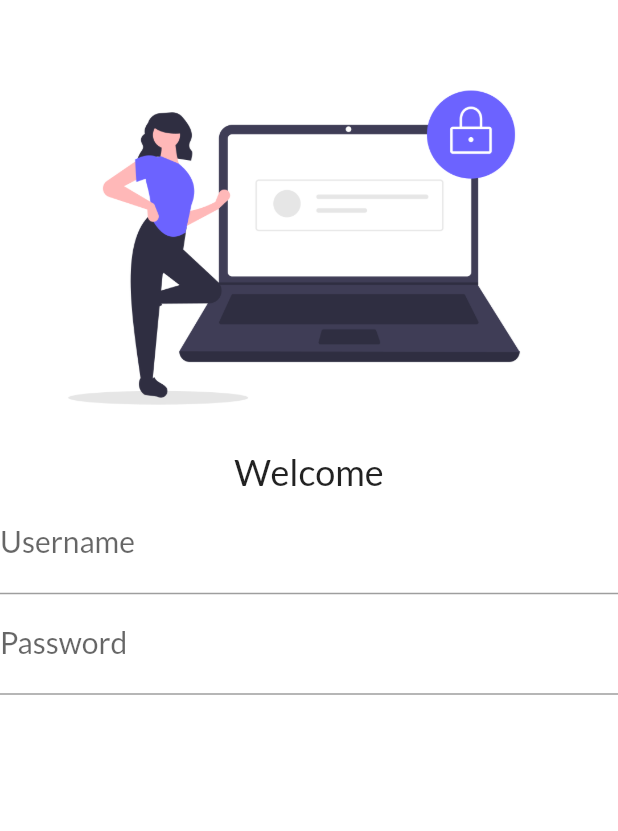
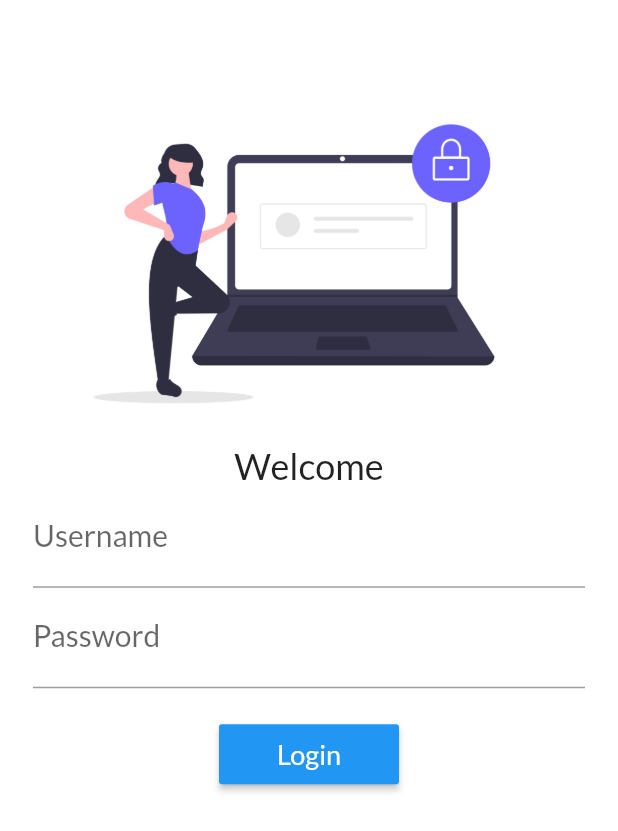
Before and after one commit to jatin-25/flutter_project1, a Flutter app: the screen it shows after launch, on a phone screen of 412 x 824 dp. Shown: the top 831 px of the screen. Run offline on Flutter 3.47's test engine with Material 2 defaults, Android fonts, the phone set to English and light mode, and no system bars; our stand-ins replace google_fonts.

Commit message:
Day 4 completed

```diff
--- a/lib/pages/login_page.dart
+++ b/lib/pages/login_page.dart
@@ -1,4 +1,14 @@
 import 'package:flutter/material.dart';
+
+final ButtonStyle raisedButtonStyle = ElevatedButton.styleFrom(
+  onPrimary: Colors.white,
+  primary: Colors.blue,
+  minimumSize: Size(120, 40),
+  padding: EdgeInsets.symmetric(horizontal: 16),
+  shape: const RoundedRectangleBorder(
+    borderRadius: BorderRadius.all(Radius.circular(2)),
+  ),
+);
 
 class LoginPage extends StatelessWidget {
   // const LoginPage({Key? key}) : super(key: key);
@@ -7,9 +17,11 @@ class LoginPage extends StatelessWidget {
   Widget build(BuildContext context) {
     return Material(
       color: Colors.white,
+      child: Padding(
+        padding: const EdgeInsets.symmetric(vertical: 16, horizontal: 22),
         child: Column(
           children: [
-          SizedBox(height: 30),
+            SizedBox(height: 40),
             Padding(
               padding: EdgeInsets.fromLTRB(0, 0, 20, 0),
               child: Image.asset(
@@ -46,8 +58,23 @@ class LoginPage extends StatelessWidget {
                   fontSize: 20,
                 ),
               ),
-          )
+            ),
+            SizedBox(
+              height: 20,
+            ),
+            ElevatedButton(
+              style: raisedButtonStyle,
+              onPressed: () {},
+              child: Text(
+                'Login',
+                style: TextStyle(
+                  color: Colors.white,
+                  fontSize: 18,
+                ),
+              ),
+            ),
           ],
+        ),
       ),
     );
   }
```
Lines whose indentation alone changed are shown as unchanged.
